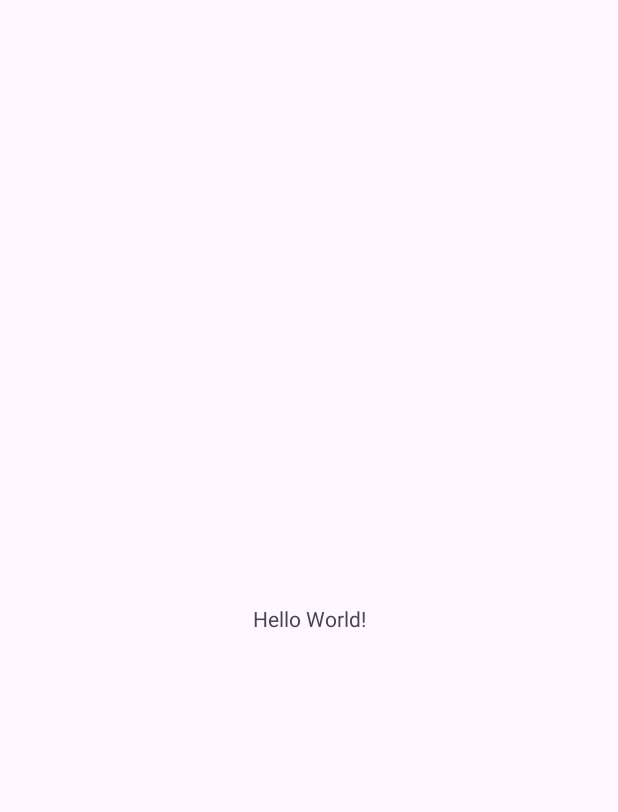
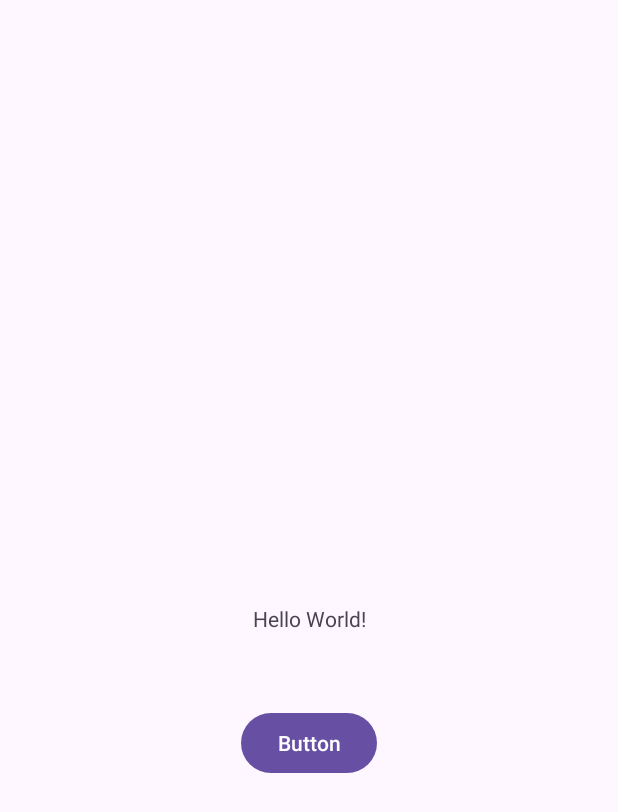
Before and after one commit to tylerhowes/FutureFridgesApp, an Android app: the screen it shows after launch (MainActivity), on a phone screen of 412 x 824 dp. Before the commit the part shown is almost empty. Shown: the top 812 px of the screen. Run offline under Robolectric (Android 15) with nearby library versions, the phone set to English and light mode, and no system bars.

Commit message:
Test Commit
Testing commit, added button to main activity

```diff
--- a/app/src/main/res/layout/activity_main.xml
+++ b/app/src/main/res/layout/activity_main.xml
@@ -16,4 +16,15 @@
         app:layout_constraintStart_toStartOf="parent"
         app:layout_constraintTop_toTopOf="parent" />
 
+    <Button
+        android:id="@+id/button"
+        android:layout_width="wrap_content"
+        android:layout_height="wrap_content"
+        android:text="Button"
+        app:layout_constraintBottom_toBottomOf="parent"
+        app:layout_constraintEnd_toEndOf="parent"
+        app:layout_constraintStart_toStartOf="parent"
+        app:layout_constraintTop_toTopOf="parent"
+        app:layout_constraintVertical_bias="0.607" />
+
 </androidx.constraintlayout.widget.ConstraintLayout>
```
